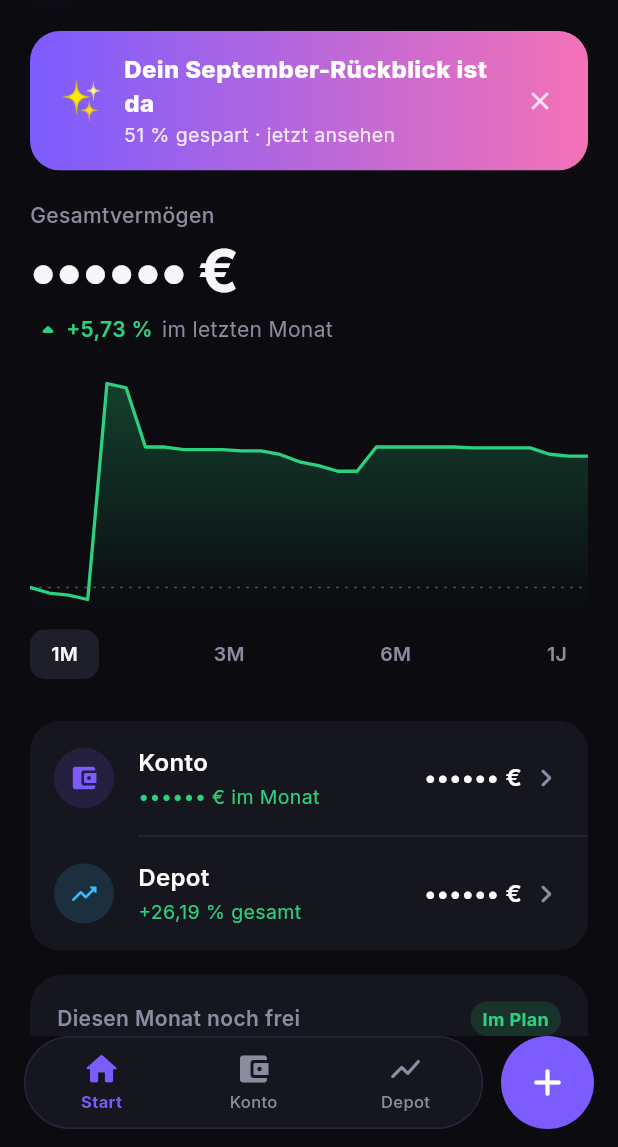
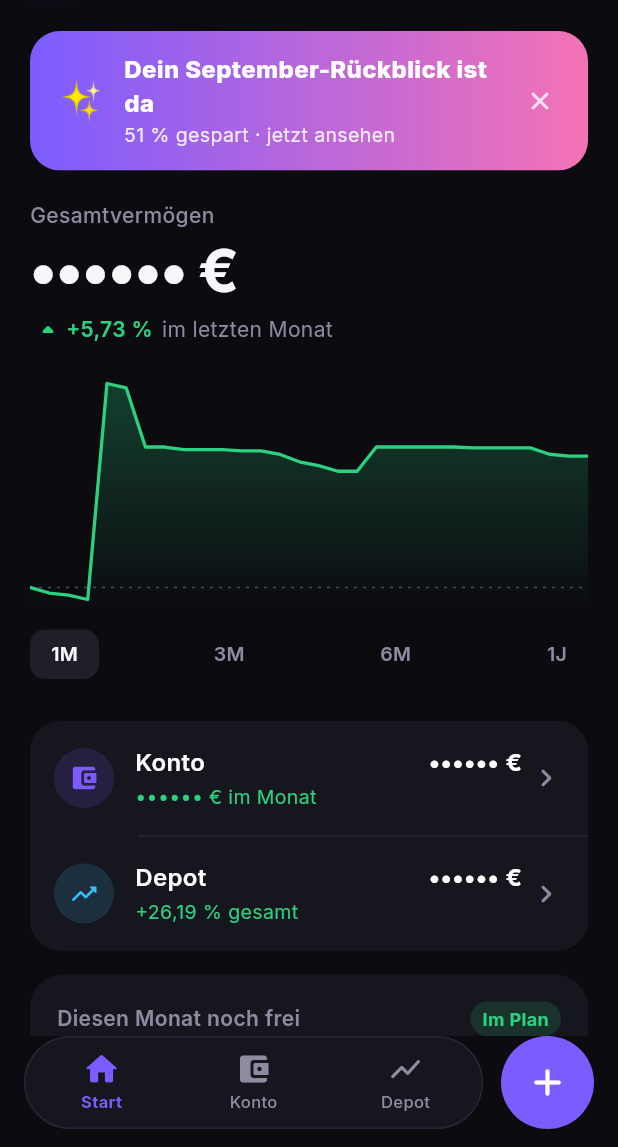
Before and after one commit to LuisFrenkler/budget-buddy, a Flutter app: the HomeScreen screen opened directly, after a tap on the "visibility" icon, after a tap on "Ausblenden", after a tap on "Erst mal mit Beispieldaten umschauen", on a phone screen of 412 x 824 dp, the part 89-1236 px from its top. Run offline on Flutter 3.47's test engine with Material 3 defaults, Android fonts, the phone set to English and light mode, and no system bars; our stand-ins replace file_picker, flutter_local_notifications, flutter_secure_storage, hive, hive_flutter, local_auth and 2 more; missing offline and left inert: dart:html; accounts and stored records are empty; network calls fail.

Commit message:
Nothing cut off or overflowing on small phones
- Account and depot rows put the value next to the name and the change on
  its own line, so '+1.892,95 € im Monat' is readable at 320 px
- The forecast's per-day amount wraps under the big number instead of
  running off the card

```diff
--- a/lib/screens/overview_screen.dart
+++ b/lib/screens/overview_screen.dart
@@ -484,6 +484,8 @@ class _OverviewScreenState extends State<OverviewScreen> {
       onTap: onTap,
       child: Padding(
         padding: const EdgeInsets.all(16),
+        // name and value on top, the change below across the full width,
+        // so nothing is cut off on small phones
         child: Row(
           children: [
             Container(
@@ -492,23 +494,25 @@ class _OverviewScreenState extends State<OverviewScreen> {
               decoration: BoxDecoration(color: color.withValues(alpha: 0.15), shape: BoxShape.circle),
               child: Icon(icon, color: color, size: 20),
             ),
-            const SizedBox(width: 16),
+            const SizedBox(width: 14),
             Expanded(
               child: Column(
                 crossAxisAlignment: CrossAxisAlignment.start,
                 children: [
-                  Text(title, style: const TextStyle(fontSize: 16, fontWeight: FontWeight.w600)),
+                  Row(children: [
+                    Expanded(
+                      child: Text(title,
+                          style: const TextStyle(fontSize: 16, fontWeight: FontWeight.w600),
+                          overflow: TextOverflow.ellipsis),
+                    ),
+                    Text(Money.format(value), style: const TextStyle(fontSize: 16, fontWeight: FontWeight.w700)),
+                  ]),
                   const SizedBox(height: 2),
                   Text(change,
                       style: TextStyle(fontSize: 13, color: up ? AppColors.positive : AppColors.error),
                       overflow: TextOverflow.ellipsis),
                 ],
               ),
-            ),
-            ValueListenableBuilder<bool>(
-              valueListenable: Settings.hideAmounts,
-              builder: (_, hidden, __) => Text(hidden ? Money.hidden : Money.format(value),
-                  style: const TextStyle(fontSize: 16, fontWeight: FontWeight.w600)),
             ),
             const SizedBox(width: 4),
             Icon(Icons.chevron_right_rounded, color: AppColors.textDim),
--- a/lib/widgets/forecast_card.dart
+++ b/lib/widgets/forecast_card.dart
@@ -42,14 +42,14 @@ class ForecastCard extends StatelessWidget {
               ),
             ]),
             const SizedBox(height: 6),
-            Row(crossAxisAlignment: CrossAxisAlignment.end, children: [
+            // wraps onto a second line on narrow phones instead of overflowing
+            Wrap(crossAxisAlignment: WrapCrossAlignment.end, spacing: 10, runSpacing: 2, children: [
               Text(Money.format(f.freeCents),
                   style: TextStyle(
                       fontSize: 28,
                       fontWeight: FontWeight.w800,
                       letterSpacing: -0.8,
                       color: f.freeCents < 0 ? AppColors.error : AppColors.text)),
-              const SizedBox(width: 10),
               if (f.freeCents > 0)
                 Padding(
                   padding: const EdgeInsets.only(bottom: 5),
```
